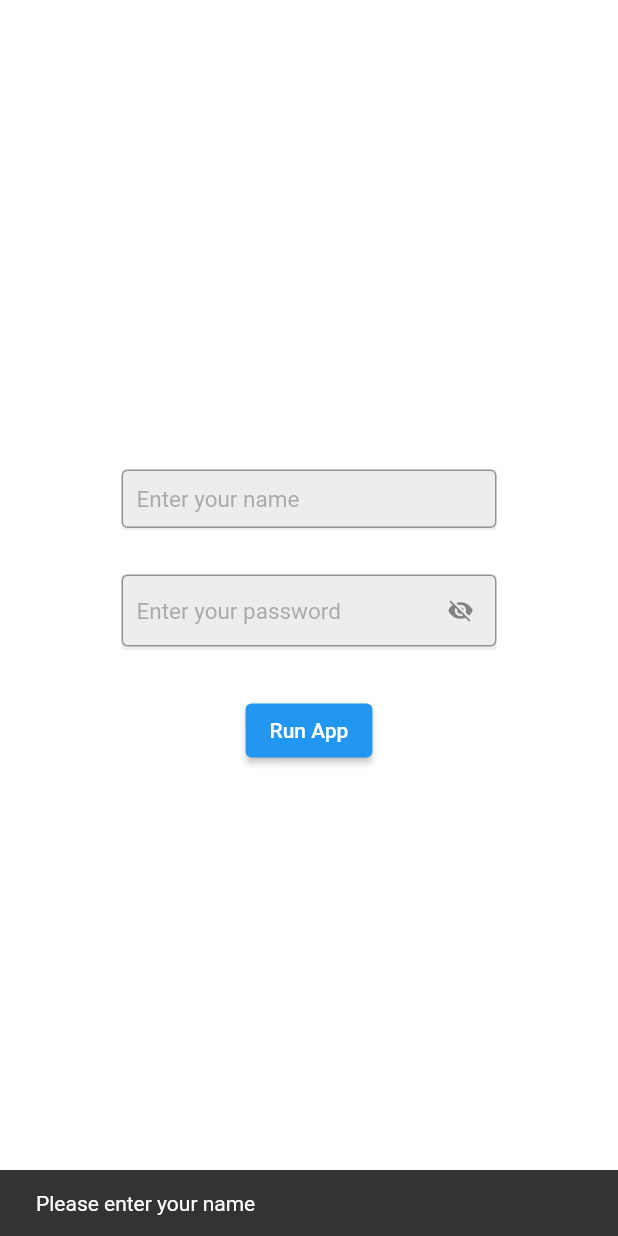
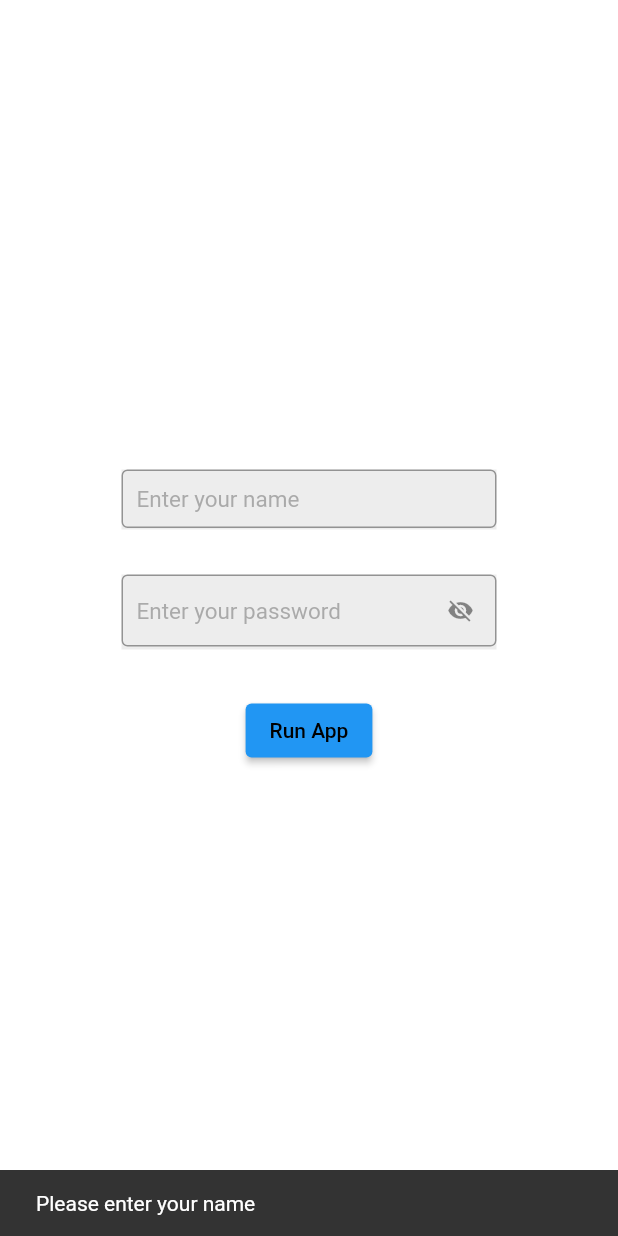
Before and after one commit to Hatemmamdoh/Sadeem, a Flutter app: the screen it shows after launch, after a tap on "Run App", on a phone screen of 412 x 824 dp. Run offline on Flutter 3.47's test engine with Material 2 defaults, Android fonts, the light colour scheme and no system bars; our stand-ins replace bloc, carousel_slider, flutter_bloc, shared_preferences; Roboto replaces fonts that are missing (Cairo).

Commit message:
dark and light theme added

```diff
--- a/sadeem/lib/main.dart
+++ b/sadeem/lib/main.dart
@@ -1,109 +1,32 @@
 import 'package:flutter/material.dart';
+import 'package:provider/provider.dart';
+import 'package:sadeem/provider/theme_provider.dart';
 import 'package:sadeem/screens/login.dart';
+import 'package:shared_preferences/shared_preferences.dart';
 
-void main() {
-  runApp(MyApp());
+void main() async {
+  WidgetsFlutterBinding.ensureInitialized();
+
+  SharedPreferences prefs = await SharedPreferences.getInstance();
+  bool isLightTheme = prefs.getBool('isLightTheme') ?? true;
+
+  runApp(
+    ChangeNotifierProvider(
+      create: (_) => ThemeProvider(isLightTheme: isLightTheme),
+    child: MyApp(),
+  ),);
 }
 
 class MyApp extends StatelessWidget {
   // This widget is the root of your application.
   @override
   Widget build(BuildContext context) {
-    final theme = ThemeData(
-      primaryColor: Colors.red,
-      accentColor: Colors.blue,
-      fontFamily: 'Roboto',
-      // Customize other theme properties as needed
-    );
+    final themeProvider = Provider.of<ThemeProvider>(context);
+
     return MaterialApp(
       title: 'My App',
-      theme: theme,
+      theme: themeProvider.getThemeData (),
       home: LoginScreen(),
     );
   }
 }
-
-class MyHomePage extends StatefulWidget {
-  MyHomePage({Key? key, required this.title}) : super(key: key);
-
-  // This widget is the home page of your application. It is stateful, meaning
-  // that it has a State object (defined below) that contains fields that affect
-  // how it looks.
-
-  // This class is the configuration for the state. It holds the values (in this
-  // case the title) provided by the parent (in this case the App widget) and
-  // used by the build method of the State. Fields in a Widget subclass are
-  // always marked "final".
-
-  final String title;
-
-  @override
-  _MyHomePageState createState() => _MyHomePageState();
-}
-
-class _MyHomePageState extends State<MyHomePage> {
-  int _counter = 0;
-
-  void _incrementCounter() {
-    setState(() {
-      // This call to setState tells the Flutter framework that something has
-      // changed in this State, which causes it to rerun the build method below
-      // so that the display can reflect the updated values. If we changed
-      // _counter without calling setState(), then the build method would not be
-      // called again, and so nothing would appear to happen.
-      _counter++;
-    });
-  }
-
-  @override
-  Widget build(BuildContext context) {
-    // This method is rerun every time setState is called, for instance as done
-    // by the _incrementCounter method above.
-    //
-    // The Flutter framework has been optimized to make rerunning build methods
-    // fast, so that you can just rebuild anything that needs updating rather
-    // than having to individually change instances of widgets.
-    return Scaffold(
-      appBar: AppBar(
-        // Here we take the value from the MyHomePage object that was created by
-        // the App.build method, and use it to set our appbar title.
-        title: Text(widget.title),
-      ),
-      body: Center(
-        // Center is a layout widget. It takes a single child and positions it
-        // in the middle of the parent.
-        child: Column(
-          // Column is also a layout widget. It takes a list of children and
-          // arranges them vertically. By default, it sizes itself to fit its
-          // children horizontally, and tries to be as tall as its parent.
-          //
-          // Invoke "debug painting" (press "p" in the console, choose the
-          // "Toggle Debug Paint" action from the Flutter Inspector in Android
-          // Studio, or the "Toggle Debug Paint" command in Visual Studio Code)
-          // to see the wireframe for each widget.
-          //
-          // Column has various properties to control how it sizes itself and
-          // how it positions its children. Here we use mainAxisAlignment to
-          // center the children vertically; the main axis here is the vertical
-          // axis because Columns are vertical (the cross axis would be
-          // horizontal).
-          mainAxisAlignment: MainAxisAlignment.center,
-          children: <Widget>[
-            Text(
-              'You have pushed the button this many times:',
-            ),
-            Text(
-              '$_counter',
-              style: Theme.of(context).textTheme.headline4,
-            ),
-          ],
-        ),
-      ),
-      floatingActionButton: FloatingActionButton(
-        onPressed: _incrementCounter,
-        tooltip: 'Increment',
-        child: Icon(Icons.add),
-      ), // This trailing comma makes auto-formatting nicer for build methods.
-    );
-  }
-}
--- /dev/null
+++ b/sadeem/lib/provider/theme_provider.dart
@@ -0,0 +1,49 @@
+import 'package:flutter/material.dart';
+import 'package:shared_preferences/shared_preferences.dart';
+
+class ThemeProvider with ChangeNotifier {
+  bool isLightTheme;
+  final String themeKey = 'isLightTheme';
+
+  ThemeProvider({required this.isLightTheme});
+
+  ThemeData getThemeData (){
+    return isLightTheme ? lightTheme : darkTheme ;
+  }
+
+  void setThemeData(bool val) async {
+    if (val) {
+      isLightTheme = true;
+    } else {
+      isLightTheme = false;
+    }
+    notifyListeners();
+    SharedPreferences prefs = await SharedPreferences.getInstance();
+    await prefs.setBool(themeKey, isLightTheme);
+  }
+  Future<void> fetchThemeState() async {
+    SharedPreferences prefs = await SharedPreferences.getInstance();
+    isLightTheme = prefs.getBool(themeKey) ?? true;
+    notifyListeners();
+  }
+}
+
+final darkTheme = ThemeData(
+  primarySwatch: Colors.grey,
+  primaryColor: Colors.black,
+  brightness: Brightness.dark,
+  backgroundColor: Color(0xFF000000),
+  accentColor: Colors.white,
+  accentIconTheme: IconThemeData(color: Colors.black),
+  dividerColor: Colors.black54,
+);
+
+final lightTheme = ThemeData(
+  primarySwatch: Colors.grey,
+  primaryColor: Colors.white,
+  brightness: Brightness.light,
+  backgroundColor: Color(0xFFE5E5E5),
+  accentColor: Colors.black,
+  accentIconTheme: IconThemeData(color: Colors.white),
+  dividerColor: Colors.white54,
+);
--- a/sadeem/pubspec.yaml
+++ b/sadeem/pubspec.yaml
@@ -25,6 +25,7 @@ dependencies:
   flutter_bloc: ^8.1.3
   carousel_slider: ^4.2.1
   shared_preferences: ^2.1.1
+  provider: ^6.0.5
   flutter:
     sdk: flutter
 
```
Also changed, not shown: sadeem/lib/screens/login.dart (+0 -10 lines), sadeem/lib/screens/products.dart (+10 -0 lines), sadeem/pubspec.lock.
